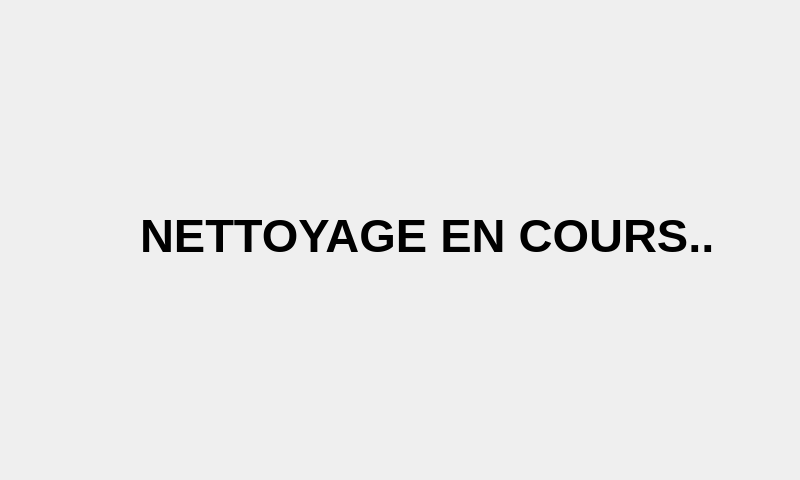
This is pagenettoyage.ui in YanisKer/ProjetPomme as Qt 5 draws it before an edit. The edited form follows.
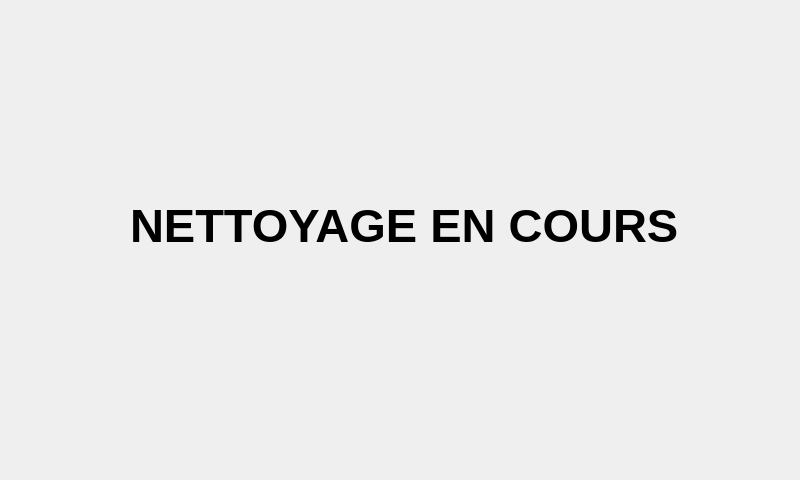
This is the edited form.

Diff of the .ui file:
```diff
--- a/pagenettoyage.ui
+++ b/pagenettoyage.ui
@@ -16,8 +16,8 @@
   <widget class="QLabel" name="label">
    <property name="geometry">
     <rect>
-     <x>140</x>
-     <y>190</y>
+     <x>130</x>
+     <y>180</y>
      <width>621</width>
      <height>91</height>
     </rect>
@@ -29,7 +29,7 @@
     </font>
    </property>
    <property name="text">
-    <string>NETTOYAGE EN COURS..</string>
+    <string>NETTOYAGE EN COURS</string>
    </property>
   </widget>
  </widget>
```
